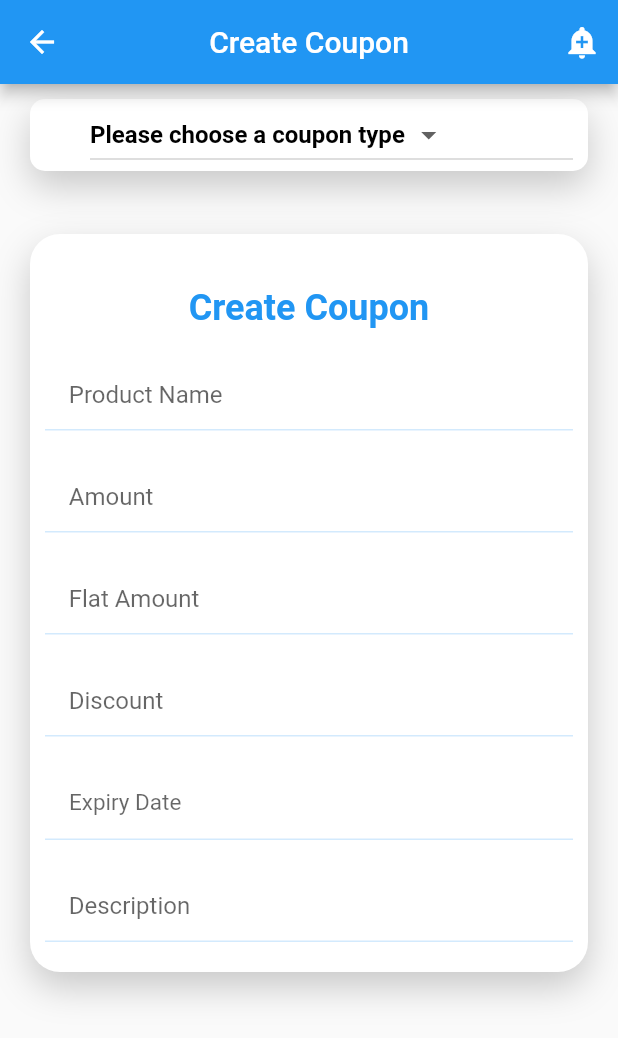
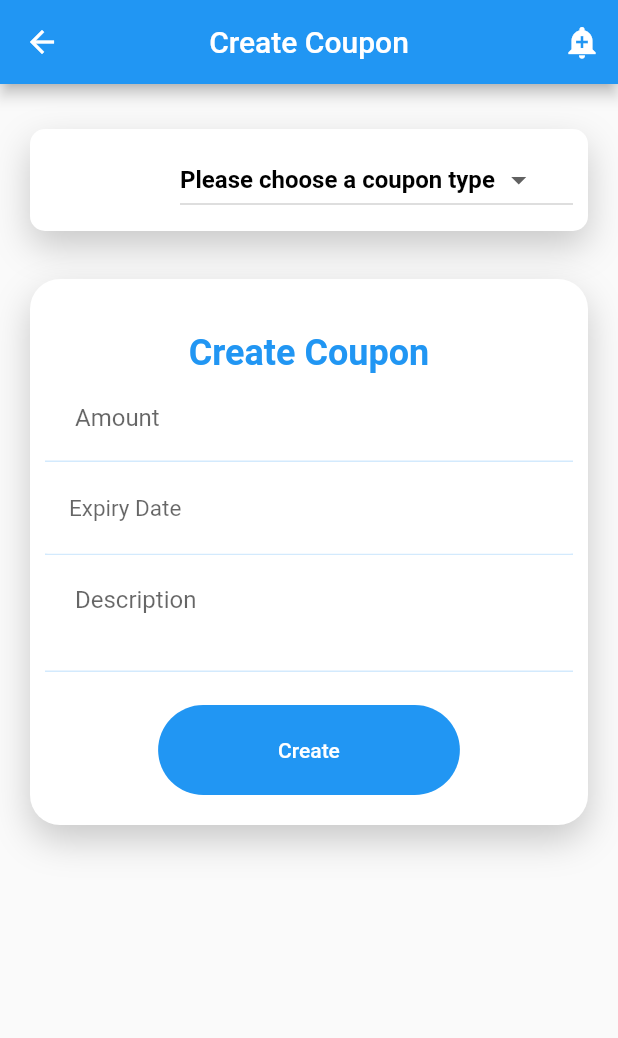
Before and after one commit to Kamal-2500/coupon, a Flutter app: the CreateCoupon screen opened directly, on a phone screen of 412 x 824 dp. Shown: the top 1038 px of the screen. Run offline on Flutter 3.47's test engine with Material 2 defaults, Android fonts, the phone set to English and light mode, and no system bars; our stand-ins replace qr_flutter; missing offline and left inert: barcode_scan_fix, flutter_barcode_scanner; Roboto replaces fonts that are missing (Poppins).

```diff
--- a/lib/main.dart
+++ b/lib/main.dart
@@ -1,5 +1,6 @@
 import 'package:flutter/material.dart';
 import 'package:login/pages/calender.dart';
+import 'package:login/pages/createcoupon.dart';
 import 'package:login/pages/homepage.dart';
 import 'package:login/pages/login.dart';
 import 'package:login/pages/register.dart';
@@ -45,7 +46,7 @@ class MyApp extends StatelessWidget {
       ),
 
 
-      home: HomePage(),
+      home: CreateCoupon(),
 
     );
   }
--- a/lib/pages/createcoupon.dart
+++ b/lib/pages/createcoupon.dart
@@ -12,6 +12,9 @@ class CreateCoupon extends StatefulWidget {
 // String _chosenValue;
 class _CreateCouponState extends State<CreateCoupon> {
   String _chosenValue;
+  bool visibilityOnFirst = false;
+  bool visibilityOnSecond = false;
+  bool visibilityOnThird = false;
   String selectedDate = "Expiry Date";
   var customFormat = DateFormat('dd-MM-yyyy');
   var sd = DateFormat('dd-MM-yyyy');
@@ -63,9 +66,9 @@ class _CreateCouponState extends State<CreateCoupon> {
                 children: <Widget>[
                   Container(
                     width: double.maxFinite,
-                    padding: const EdgeInsets.fromLTRB(40, 0.0, 10.0, 0.0),
+                    padding: const EdgeInsets.fromLTRB(100.0, 10.0, 10.0, 10.0),
                     // padding: EdgeInsets.symmetric(vertical: 10, horizontal: 20),
-                    margin: EdgeInsets.symmetric(vertical: 10, horizontal: 20),
+                    margin: EdgeInsets.symmetric(vertical: 30, horizontal: 20),
                     decoration: BoxDecoration(
                         borderRadius: BorderRadius.circular(10),
                         // color: Colors.blueAccent,
@@ -107,6 +110,27 @@ class _CreateCouponState extends State<CreateCoupon> {
                       onChanged: (String value) {
                         setState(() {
                           _chosenValue = value;
+                          switch(value) {
+                            case "Buy Get Free":
+                              visibilityOnFirst = true;
+                              visibilityOnSecond = false;
+                              visibilityOnThird = false;
+                              break;
+                            case "Flat ₹ Off":
+                              visibilityOnFirst = false;
+                              visibilityOnSecond = true;
+                              visibilityOnThird = false;
+                              break;
+                            case "Upto % Discount":
+                              visibilityOnFirst = false;
+                              visibilityOnSecond = false;
+                              visibilityOnThird = true;
+                              break;
+                            default:
+                              visibilityOnFirst = false;
+                              visibilityOnSecond = false;
+                              visibilityOnThird = false;
+                          }
                         });
                       },
                     ),
@@ -117,7 +141,7 @@ class _CreateCouponState extends State<CreateCoupon> {
                 width: double.infinity,
                 padding: const EdgeInsets.fromLTRB(10, 10.0, 10.0, 20.0),
                 // padding: EdgeInsets.symmetric(vertical: 10, horizontal: 20),
-                margin: EdgeInsets.symmetric(vertical: 100, horizontal: 20),
+                margin: EdgeInsets.symmetric(vertical: 130, horizontal: 20),
                 decoration: BoxDecoration(
                     borderRadius: BorderRadius.circular(20),
                     // color: Colors.blueAccent,
@@ -141,18 +165,14 @@ class _CreateCouponState extends State<CreateCoupon> {
                       ),
 
                       //Buy get free
-                      SizedBox(
-                        height: 20,
-                      ),
-                      new TextFormField(
+                      Visibility(
+                        child : SizedBox(
+                          height: 60,
+                        child : new TextFormField(
                           keyboardType: TextInputType.text,
-                        // controller: shopnameController,
-                        // validator: (input) => input.length < 3
-                        //     ? "Password should be more than 3 characters"
-                        //     : null,
-                        // obscureText: hidePassword,
                           decoration: new InputDecoration(
-                          hintText: "    Product Name",
+                            contentPadding: EdgeInsets.all(20.0),
+                            hintText: "Product Name",
                             enabledBorder: UnderlineInputBorder(
                               borderSide: BorderSide(
                                 color: Theme.of(context)
@@ -167,17 +187,19 @@ class _CreateCouponState extends State<CreateCoupon> {
                             ),
                           ),
                         ),
-
+                        ),
+                        visible: visibilityOnFirst ? true : false,
+                      ),
                       //Flat rs. off & discount
                       SizedBox(
-                        height: 20,
-                      ),
-                      new TextFormField(
+                        height: 60,
+                        child : new TextFormField(
                         keyboardType: TextInputType.text,
                         // controller: fnameController,
                         decoration: new InputDecoration(
+                          contentPadding: EdgeInsets.all(20.0),
                           // hintText: "Last Name",
-                          hintText: "    Amount",
+                          hintText: "Amount",
                           enabledBorder: UnderlineInputBorder(
                             borderSide: BorderSide(
                               color: Theme.of(context)
@@ -192,16 +214,17 @@ class _CreateCouponState extends State<CreateCoupon> {
                           ),
                         ),
                       ),
-
-                      //Flat rs. off
-                      SizedBox(
-                        height: 20,
                       ),
-                      new TextFormField(
+                      Visibility(
+                        //upto % discount
+                      child : SizedBox(
+                        height: 60,
+                        child: new TextFormField(
                           keyboardType: TextInputType.text,
                           // controller: lnameController,
                           decoration: new InputDecoration(
-                          hintText: "    Flat Amount",
+                            contentPadding: EdgeInsets.all(20.0),
+                            hintText: "Flat Amount",
                             enabledBorder: UnderlineInputBorder(
                               borderSide: BorderSide(
                                 color: Theme.of(context)
@@ -216,16 +239,18 @@ class _CreateCouponState extends State<CreateCoupon> {
                             ),
                           ),
                         ),
-
-                      //upto % discount
-                      SizedBox(
-                        height: 20,
                       ),
-                      new TextFormField(
+                        visible: visibilityOnSecond ? true : false,
+                      ),
+                      Visibility(
+                      child : SizedBox(
+                        height: 60,
+                        child : new TextFormField(
                         keyboardType: TextInputType.text,
                         // controller: phoneController,
                         decoration: new InputDecoration(
-                          hintText: "    Discount",
+                          contentPadding: EdgeInsets.all(20.0),
+                          hintText: "Discount",
                           enabledBorder: UnderlineInputBorder(
                             borderSide: BorderSide(
                               color: Theme.of(context)
@@ -240,12 +265,9 @@ class _CreateCouponState extends State<CreateCoupon> {
                           ),
                         ),
                       ),
-
-                      //Exp_date
-                      SizedBox(
-                        height: 20,
                       ),
-
+                        visible: visibilityOnThird ? true : false,
+                      ),
                       new Container(
                         width: double.maxFinite,
 
@@ -262,7 +284,9 @@ class _CreateCouponState extends State<CreateCoupon> {
                         ),
                         // child: new RaisedButton(color: Colors.red,
                         //     onPressed: null),
-                        child: RaisedButton(
+                        child: SizedBox(
+                          height : 60,
+                          child : RaisedButton(
                             elevation: 0,
                             hoverElevation: 0,
                             focusElevation: 0,
@@ -281,6 +305,7 @@ class _CreateCouponState extends State<CreateCoupon> {
                             textColor: Colors.grey,
                             color: Theme.of(context).primaryColor,
                             onPressed: () => {showPicker(context)},
+                          ),
                         ),
                       ),
 
@@ -350,13 +375,15 @@ class _CreateCouponState extends State<CreateCoupon> {
 
                       //description
                       SizedBox(
-                        height: 20,
-                      ),
-                      new TextFormField(
-                        keyboardType: TextInputType.text,
+                        height: 100,
+                        child : new TextFormField(
+                          keyboardType: TextInputType.multiline,
+                          minLines: 2,
+                          maxLines: 5,
                           // controller: phoneController,
                           decoration: new InputDecoration(
-                          hintText: "    Description",
+                            contentPadding: EdgeInsets.all(20.0),
+                            hintText: "Description",
                             enabledBorder: UnderlineInputBorder(
                               borderSide: BorderSide(
                                 color: Theme.of(context)
@@ -371,29 +398,31 @@ class _CreateCouponState extends State<CreateCoupon> {
                             ),
                           ),
                         ),
+                      ),
 
-                      //Add
-                      // SizedBox(
-                      //   height: 25,
-                      // ),
-                      // FlatButton(
-                      //   padding: EdgeInsets.symmetric(
-                      //     vertical: 12,
-                      //     horizontal: 80,
-                      //   ),
-                      //   onPressed: (){
-                      //     // userRegistration();
-                      //     // _navigateToNextScreen(context);
-                      //   },
-                      //   // onPressed: userRegistration,
-                      //
-                      //   child: Text(
-                      //     "Add",
-                      //     style: TextStyle(color: Colors.white),
-                      //   ),
-                      //   color: Theme.of(context).accentColor,
-                      //   shape: StadiumBorder(),
-                      // ),
+                      //create
+                      SizedBox(
+                        height: 60,
+                        child: FlatButton(
+                          padding: EdgeInsets.symmetric(
+                            vertical: 12,
+                            horizontal: 80,
+                          ),
+                          onPressed: (){
+                            // userRegistration();
+                            // _navigateToNextScreen(context);
+                          },
+                          // onPressed: userRegistration,
+
+                          child: Text(
+                            "Create",
+                            style: TextStyle(color: Colors.white),
+                          ),
+                          color: Theme.of(context).accentColor,
+                          shape: StadiumBorder(),
+                        ),
+
+                      ),
 
                       // Visibility(
                       //     // visible: visible,
```
Also changed, not shown: lib/pages/homepage.dart (+0 -7 lines). Lines whose indentation alone changed are shown as unchanged.
